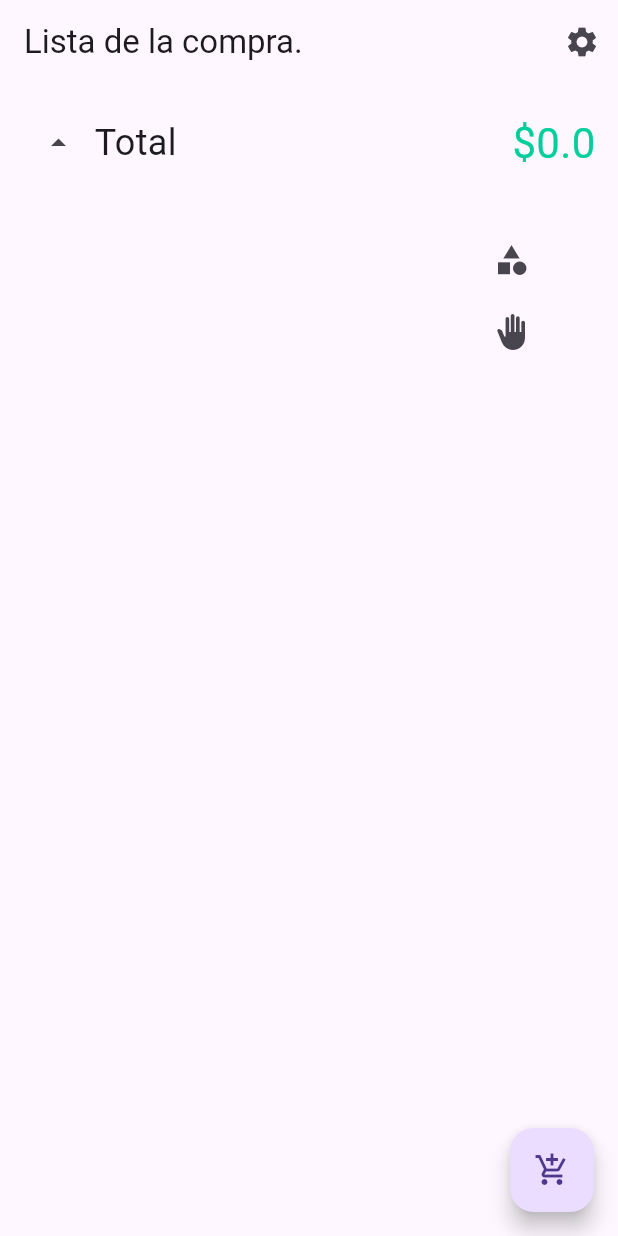
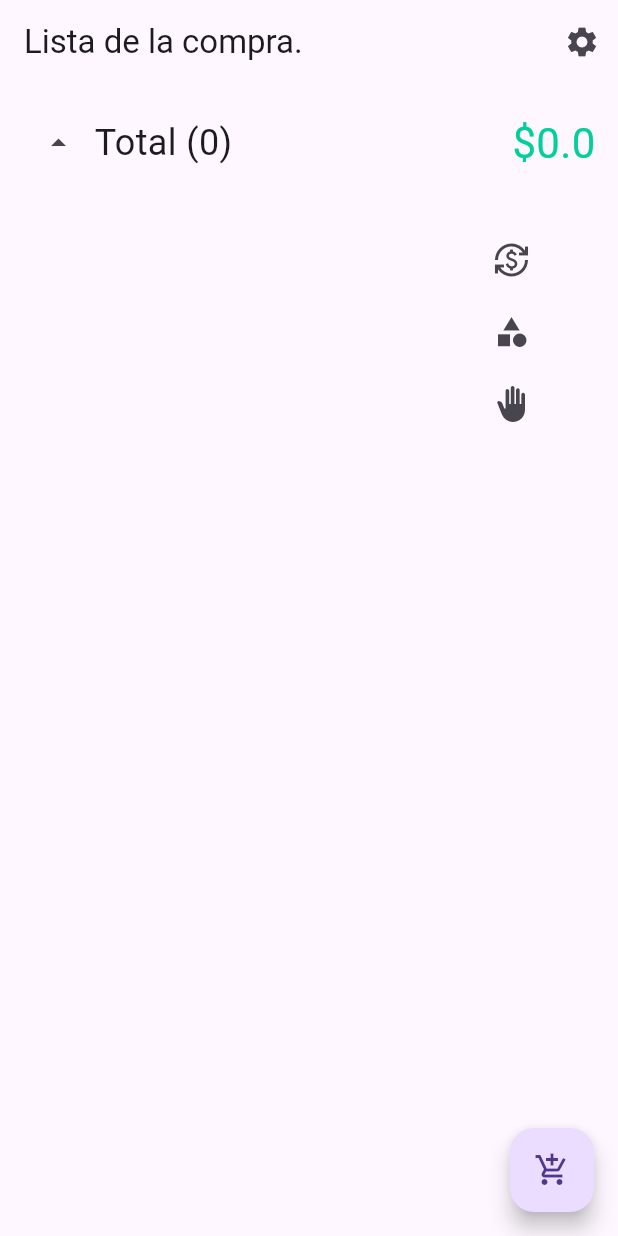
Before and after one commit to ferca9494/lista_flutter, a Flutter app: the screen it shows after launch, after a tap on the "arrow drop down" icon, on a phone screen of 412 x 824 dp. Run offline on Flutter 3.47's test engine with Material 3 defaults, Android fonts, the phone set to English and light mode, and no system bars; drawn by our look-alikes of fl_chart; our stand-ins replace animate_do.

Commit message:
agregadas cantidades en el grafico

```diff
--- a/lib/src/product_feature/product_list_screen.dart
+++ b/lib/src/product_feature/product_list_screen.dart
@@ -23,23 +23,51 @@ class ProductListScreen extends StatefulWidget {
 
 class _ProductListScreen extends State<ProductListScreen> {
   bool showGraph = false;
+  bool CantSelected = false;
   int GraphSelected = 0;
 
-  double totalCat(String categoria) {
+  double totalPriceCategory(String categoria) {
+    double total = 0, totalCant = 0;
+
+    for (Product item in user.products) {
+      if (item.categoria.nombre == categoria) {
+        if (CantSelected)
+          totalCant += item.cantidad;
+        else
+          total += item.cantidad * item.precio;
+      }
+    }
+    return CantSelected ? totalCant : total;
+  }
+
+  double totalPriceNeed(bool necesidad) {
     double total = 0;
     for (Product item in user.products) {
-      if (item.categoria.nombre == categoria) {
-        total += item.cantidad * item.precio;
+      if (item.necesidad == necesidad) {
+        if (CantSelected)
+          total += item.cantidad;
+        else
+          total += item.cantidad * item.precio;
       }
     }
     return total;
   }
 
-  double totalNed(bool necesidad) {
+  double totalCantCategory(String categoria) {
+    double total = 0;
+    for (Product item in user.products) {
+      if (item.categoria.nombre == categoria) {
+        total += item.cantidad;
+      }
+    }
+    return total;
+  }
+
+  double totalCantNeed(bool necesidad) {
     double total = 0;
     for (Product item in user.products) {
       if (item.necesidad == necesidad) {
-        total += item.cantidad * item.precio;
+        total += item.cantidad;
       }
     }
     return total;
@@ -49,7 +77,7 @@ class _ProductListScreen extends State<ProductListScreen> {
     return price.formatNumber();
   }
 
-  Widget buildTotalSection(double total) {
+  Widget buildTotalSection(double total, int cant) {
     return Container(
       padding: const EdgeInsets.all(15),
       child: Row(
@@ -66,7 +94,8 @@ class _ProductListScreen extends State<ProductListScreen> {
                   });
                 },
               ),
-              const Text("Total", style: TextStyle(fontSize: 24)),
+              Text("Total (${cant.toString()})",
+                  style: TextStyle(fontSize: 24)),
             ],
           ),
           Text(
@@ -81,7 +110,7 @@ class _ProductListScreen extends State<ProductListScreen> {
   Widget buildGraphSection() {
     return Container(
       width: 300,
-      height: 150,
+      height: 180,
       padding: const EdgeInsets.all(15),
       child: Row(
         children: [
@@ -93,7 +122,7 @@ class _ProductListScreen extends State<ProductListScreen> {
                   if (GraphSelected == 0)
                     for (Categoryy cat in categorias) ...[
                       PieChartSectionData(
-                        value: totalCat(cat.nombre),
+                        value: totalPriceCategory(cat.nombre),
                         color: cat.color,
                         titleStyle: const TextStyle(
                           color: Colors.white,
@@ -103,12 +132,12 @@ class _ProductListScreen extends State<ProductListScreen> {
                           ],
                         ),
                         title:
-                            "${cat.nombre}\n(\$${totalCat(cat.nombre).toString()})",
+                            "${cat.nombre}\n(${CantSelected ? totalPriceCategory(cat.nombre).toString() : "\$" + totalPriceCategory(cat.nombre).toString()})",
                       ),
                     ],
                   if (GraphSelected == 1) ...[
                     PieChartSectionData(
-                      value: totalNed(true),
+                      value: totalPriceNeed(true),
                       color: needColor,
                       titleStyle: const TextStyle(
                         color: Colors.white,
@@ -117,10 +146,11 @@ class _ProductListScreen extends State<ProductListScreen> {
                           Shadow(color: Colors.black, offset: Offset(1, 1)),
                         ],
                       ),
-                      title: "Necesito\n(\$${totalNed(true).toString()})",
+                      title:
+                          "Necesito\n(${CantSelected ? totalPriceNeed(true).toString() : "\$" + totalPriceNeed(true).toString()})",
                     ),
                     PieChartSectionData(
-                      value: totalNed(false),
+                      value: totalPriceNeed(false),
                       color: wantColor,
                       titleStyle: const TextStyle(
                         color: Colors.white,
@@ -129,7 +159,8 @@ class _ProductListScreen extends State<ProductListScreen> {
                           Shadow(color: Colors.black, offset: Offset(1, 1)),
                         ],
                       ),
-                      title: "Quiero\n(\$${totalNed(false).toString()})",
+                      title:
+                          "Quiero\n(${CantSelected ? totalPriceNeed(false).toString() : "\$" + totalPriceNeed(false).toString()})",
                     ),
                   ]
                 ],
@@ -138,7 +169,7 @@ class _ProductListScreen extends State<ProductListScreen> {
               swapAnimationCurve: Curves.linear,
             ),
           ),
-          SizedBox(
+          const SizedBox(
             width: 50,
           ),
           Expanded(
@@ -146,7 +177,18 @@ class _ProductListScreen extends State<ProductListScreen> {
             child: Column(
               children: [
                 IconButton(
-                  icon: Icon(Icons.category),
+                  icon: Icon(CantSelected
+                      ? Icons.change_circle_sharp
+                      : Icons.currency_exchange_sharp),
+                  onPressed: () {
+                    setState(() {
+                      CantSelected = !CantSelected;
+                    });
+                    print("category graph selected:" + CantSelected.toString());
+                  },
+                ),
+                IconButton(
+                  icon: const Icon(Icons.category),
                   onPressed: () {
                     setState(() {
                       GraphSelected = 0;
@@ -155,7 +197,7 @@ class _ProductListScreen extends State<ProductListScreen> {
                   },
                 ),
                 IconButton(
-                  icon: Icon(Icons.back_hand),
+                  icon: const Icon(Icons.back_hand),
                   onPressed: () {
                     setState(() {
                       GraphSelected = 1;
@@ -213,6 +255,7 @@ class _ProductListScreen extends State<ProductListScreen> {
   Widget build(BuildContext context) {
     double total = user.products
         .fold(0, (sum, item) => sum + (item.cantidad * item.precio));
+    int cant = user.products.fold(0, (sum, item) => sum + (item.cantidad));
     // String totalStr = total.toString(); // formatPrice(total);
 
     return Scaffold(
@@ -231,7 +274,7 @@ class _ProductListScreen extends State<ProductListScreen> {
         child: SingleChildScrollView(
           child: Column(
             children: [
-              buildTotalSection(total),
+              buildTotalSection(total, cant),
               if (showGraph) buildGraphSection(),
               SizedBox(
                 height: showGraph
```
